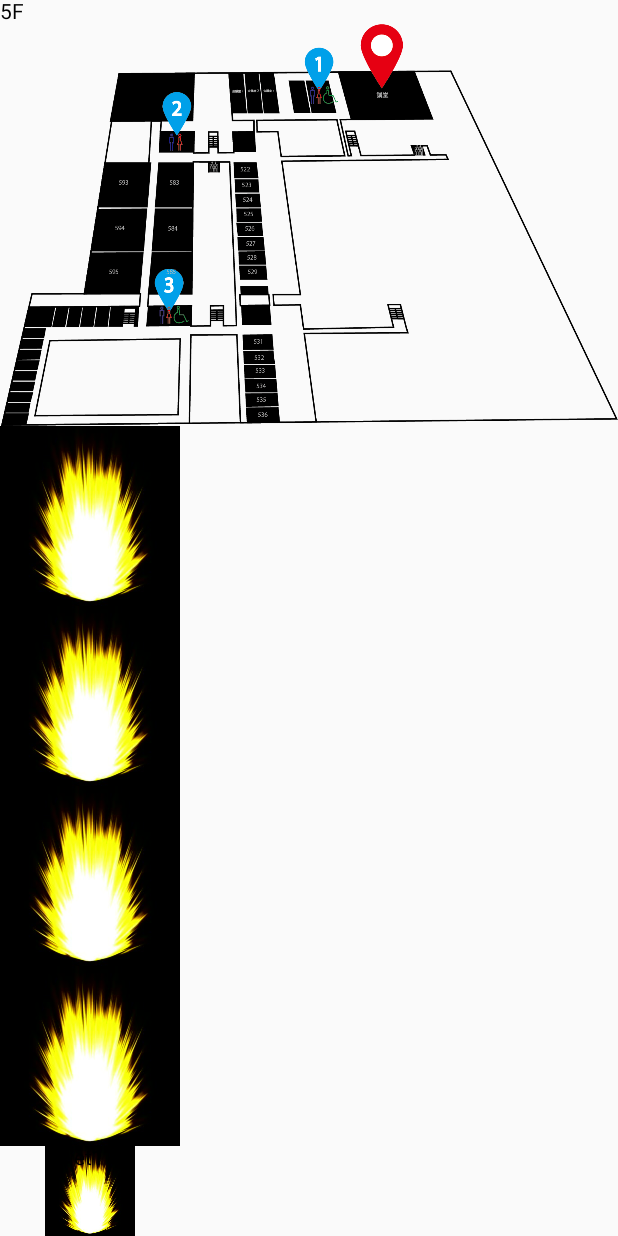
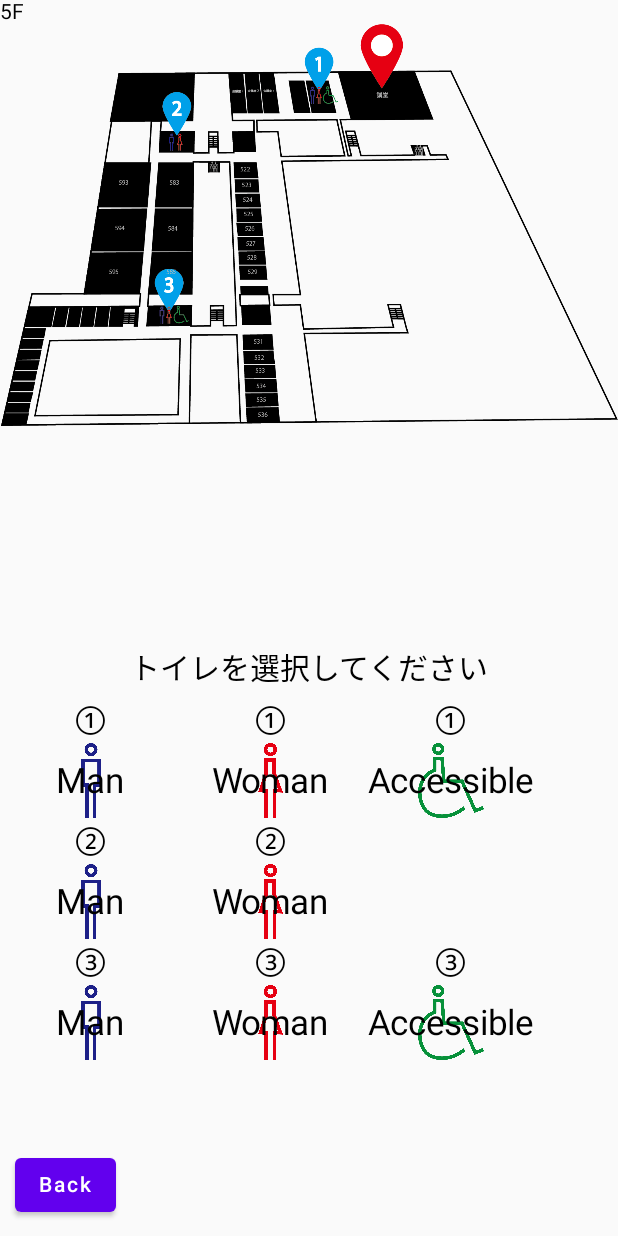
Before and after one commit to p2hacks2022/pre-team01, an Android app built with Jetpack Compose: the screen it shows after launch (MainActivity), after a tap on "5F", on a phone screen of 412 x 824 dp. Run offline under Robolectric (Android 15) with nearby library versions, the phone set to English and light mode, and no system bars.

Commit message:
fix-vavigate

```diff
--- a/app/src/main/java/com/example/myapplication/ChoiceButton.kt
+++ b/app/src/main/java/com/example/myapplication/ChoiceButton.kt
@@ -11,6 +11,7 @@ import androidx.compose.ui.Alignment
 import androidx.compose.ui.Modifier
 import androidx.compose.ui.res.painterResource
 import androidx.compose.ui.unit.dp
+import androidx.compose.ui.unit.sp
 import com.example.myapplication.ZoomImageSample
 
 @Composable
@@ -18,13 +19,34 @@ fun IconButtonToilet(name: String,fileid: Int, filedescription: String, toNextSc
 
     IconButton(
         onClick = { toNextScreen("toilet1")  },
-        modifier = Modifier.size(120.dp)
+        modifier = Modifier.size(120.dp, 50.dp)
     ) {
-        Box(){
+        Box() {
             Image(
-            painter = painterResource(fileid),
-            contentDescription = filedescription
-         )
-            Text(text = name)}
+                painter = painterResource(fileid),
+                contentDescription = filedescription,
+                modifier = Modifier
+                    .size(50.dp)
+            )
+        }
     }
 }
+
+
+@Composable
+fun IconButtonGender(number: String, gender: String, fontSize: Int, file: Int, toNextScreen: (String) -> Unit = {}){
+    Column(
+        horizontalAlignment = Alignment.CenterHorizontally
+    ){
+        Text(text = number, fontSize = fontSize.sp)
+        Box(
+            contentAlignment = Alignment.Center
+        ){
+            IconButtonToilet("toilet1", file, "toile"){
+                toNextScreen("toilet1")
+            }
+            Text(text = gender, fontSize = fontSize.sp)
+        }
+
+    }
+}
--- a/app/src/main/java/com/example/myapplication/EachStairScreen.kt
+++ b/app/src/main/java/com/example/myapplication/EachStairScreen.kt
@@ -1,7 +1,9 @@
 package com.example.myapplication
 
+import IconButtonGender
 import IconButtonToilet
 import androidx.compose.foundation.Image
+import androidx.compose.foundation.horizontalScroll
 import androidx.compose.foundation.layout.*
 import androidx.compose.material.Button
 import androidx.compose.material.Text
@@ -9,7 +11,9 @@ import androidx.compose.runtime.Composable
 import androidx.compose.ui.Alignment
 import androidx.compose.ui.Modifier
 import androidx.compose.ui.res.painterResource
+import androidx.compose.ui.text.style.TextAlign
 import androidx.compose.ui.unit.dp
+import androidx.compose.ui.unit.sp
 import com.example.myapplication.ui.theme.*
 
 
@@ -23,8 +27,8 @@ fun MainScreen(toNextScreen: (String) -> Unit = {}) {
             painter = painterResource(R.drawable.logo_ver1),
             contentDescription = "logo",
             modifier = Modifier
-                .width(260.dp)
-                .height(100.dp)
+                .width(300.dp)
+                .height(88.dp)
         )
     }
     Row(
@@ -32,14 +36,14 @@ fun MainScreen(toNextScreen: (String) -> Unit = {}) {
         horizontalArrangement = Arrangement.SpaceEvenly,
         verticalAlignment = Alignment.CenterVertically
     ) {
-        Column (){
-            IconButtonSample_5F(R.drawable.fun_5_text, "5F") { toNextScreen("5F") }
-            IconButtonSample_4F(R.drawable.fun_4_text, "4F") { toNextScreen("4F") }
-            IconButtonSample_5F(R.drawable.fun_3_text, "3F") { toNextScreen("3F") }
-            IconButtonSample_2F(R.drawable.fun_2_text, "2F") { toNextScreen("2F") }
-            IconButtonSample_1F(R.drawable.fun_1_text, "1F") { toNextScreen("1F") }
+        Column() {
+            IconButtonSample_5F(R.drawable.fun_5floar, "5F") { toNextScreen("5F") }
+            IconButtonSample_4F(R.drawable.fun_4floar, "4F") { toNextScreen("4F") }
+            IconButtonSample_3F(R.drawable.fun_3floar, "3F") { toNextScreen("3F") }
+            IconButtonSample_2F(R.drawable.fun_2floar, "2F") { toNextScreen("2F") }
+            IconButtonSample_1F(R.drawable.fun_1floar, "1F") { toNextScreen("1F") }
         }
-        Column (){
+        Column() {
             IconButtonSample_R1F(R.drawable.fun_research1_text, "R1F") { toNextScreen("R1F") }
             IconButtonSample_R2F(R.drawable.fun_reserch2_text, "R2F") { toNextScreen("R2F") }
         }
@@ -48,13 +52,13 @@ fun MainScreen(toNextScreen: (String) -> Unit = {}) {
         modifier = Modifier.fillMaxSize(),
         verticalArrangement = Arrangement.Bottom,
         horizontalAlignment = Alignment.CenterHorizontally
-    ){
+    ) {
         IconButtonSample_rank(R.drawable.a, "rank") { toNextScreen("rank") }
     }
 }
 
 @Composable
-fun Screen1F(toNextScreen: ()->Unit = {}) {
+fun Screen1F(toNextScreen: () -> Unit = {}) {
     Column {
         Text(text = "1F")
         Button(onClick = { toNextScreen() }) {
@@ -64,7 +68,7 @@ fun Screen1F(toNextScreen: ()->Unit = {}) {
 }
 
 @Composable
-fun Screen2F(toNextScreen: ()->Unit = {}) {
+fun Screen2F(toNextScreen: () -> Unit = {}) {
     Column {
         Text(text = "2F")
         Button(onClick = { toNextScreen() }) {
@@ -74,7 +78,7 @@ fun Screen2F(toNextScreen: ()->Unit = {}) {
 }
 
 @Composable
-fun Screen3F(toNextScreen: ()->Unit = {}) {
+fun Screen3F(toNextScreen: () -> Unit = {}) {
     Column {
         Text(text = "3F")
         Button(onClick = { toNextScreen() }) {
@@ -84,7 +88,7 @@ fun Screen3F(toNextScreen: ()->Unit = {}) {
 }
 
 @Composable
-fun Screen4F(toNextScreen: ()->Unit = {}) {
+fun Screen4F(toNextScreen: () -> Unit = {}) {
     Column {
         Text(text = "4F")
         Button(onClick = { toNextScreen() }) {
@@ -94,58 +98,76 @@ fun Screen4F(toNextScreen: ()->Unit = {}) {
 }
 
 @Composable
-fun Screen5F(toNextScreen: (String)->Unit = {}) {
+fun Screen5F(toNextScreen: (String) -> Unit = {}) {
+
+    val fontSize = 23 // フォントサイズ
 
     Column(
         Modifier
             .fillMaxSize()
-    ){
+    ) {
         Text(text = "5F")
         ZoomImageSample()
-        Box(){
-            IconButtonToilet("toilet1",R.drawable.a,"toile" ) { toNextScreen("toilet1") }
-            Text(text = "toile1")
+
+
+        Row(
+            modifier = Modifier
+                .padding(top = 145.dp)
+                .fillMaxWidth(),
+            horizontalArrangement = Arrangement.Center
+        ){
+            Text(text = "トイレを選択してください", fontSize = 20.sp)
         }
-        Box(){
-            IconButtonToilet("toilet1",R.drawable.a,"toile" )
+
+        Row(
+            modifier = Modifier
+                .padding(top = 5.dp)
+                .fillMaxWidth(),
+            //horizontalArrangement = Arrangement.SpaceEvenly
+        ) {
+            IconButtonGender(number = "①", gender = "Man", fontSize = fontSize, file = R.drawable.man){ toNextScreen("toilet1") }
+            IconButtonGender(number = "①", gender = "Woman", fontSize = fontSize, file = R.drawable.woman)
+            IconButtonGender(number = "①", gender = "Accessible", fontSize = fontSize, file = R.drawable.wheelchair_man)
         }
-        Box(){
-            IconButtonToilet("toilet1",R.drawable.a,"toile" )
+
+        Row(
+            modifier = Modifier
+                .fillMaxWidth(),
+            //horizontalArrangement = Arrangement.SpaceEvenly,
+        ) {
+            IconButtonGender(number = "②", gender = "Man", fontSize = fontSize, file = R.drawable.man)
+            IconButtonGender(number = "②", gender = "Woman", fontSize = fontSize, file = R.drawable.woman)
         }
-        Box(){
-            IconButtonToilet("toilet1",R.drawable.a,"toile" )
-        }
-        Box(){
-            IconButtonToilet("toilet1",R.drawable.a,"toile" )
-        }
-        Box(){
-            IconButtonToilet("toilet1",R.drawable.a,"toile" )
-        }
-        Box(){
-            IconButtonToilet("toilet1",R.drawable.a,"toile" )
-        }
-        Box(){
-            IconButtonToilet("toilet1",R.drawable.a,"toile" )
+
+        Row(
+            modifier = Modifier
+                .fillMaxWidth(),
+            //horizontalArrangement = Arrangement.SpaceEvenly,
+        ) {
+            IconButtonGender(number = "③", gender = "Man", fontSize = fontSize, file = R.drawable.man)
+            IconButtonGender(number = "③", gender = "Woman", fontSize = fontSize, file = R.drawable.woman)
+            IconButtonGender(number = "③", gender = "Accessible", fontSize = fontSize, file = R.drawable.wheelchair_man)
         }
 
         Row(
             Modifier
                 .fillMaxSize(),
-            verticalAlignment = Alignment.Bottom ,
+            verticalAlignment = Alignment.Bottom
         ) {
-            Button(onClick = { toNextScreen("main") },
-                Modifier.padding(10.dp)) {
+            Button(
+                onClick = { toNextScreen("main") },
+                Modifier.padding(10.dp)
+            ) {
                 Text(text = "Back")
-
             }
 
         }
-
     }
 }
 
+
 @Composable
-fun ScreenR1F(toNextScreen: ()->Unit = {}) {
+fun ScreenR1F(toNextScreen: () -> Unit = {}) {
     Column {
         Text(text = "R1F")
         Button(onClick = { toNextScreen() }) {
@@ -155,7 +177,7 @@ fun ScreenR1F(toNextScreen: ()->Unit = {}) {
 }
 
 @Composable
-fun ScreenR2F(toNextScreen: ()->Unit = {}) {
+fun ScreenR2F(toNextScreen: () -> Unit = {}) {
     Column {
         Text(text = "R2F")
         Button(onClick = { toNextScreen() }) {
--- a/app/src/main/java/com/example/myapplication/IconButton.kt
+++ b/app/src/main/java/com/example/myapplication/IconButton.kt
@@ -31,7 +31,7 @@ fun IconButtonSample_2F(fileid: Int, filedescription: String, toNextScreen: (Str
     IconButton(
         onClick = { toNextScreen("2F")  },
         modifier = Modifier
-            .width(100.dp)
+            .width(120.dp)
             .height(120.dp)
             .padding(start = 8.dp)
     ) {
@@ -46,7 +46,8 @@ fun IconButtonSample_2F(fileid: Int, filedescription: String, toNextScreen: (Str
 fun IconButtonSample_3F(fileid: Int, filedescription: String, toNextScreen: (String) -> Unit = {}) {
     IconButton(
         onClick = { toNextScreen("3F")  },
-        modifier = Modifier.size(120.dp)
+        modifier = Modifier
+            .size(120.dp)
     ) {
         Image(
             painter = painterResource(fileid),
@@ -59,7 +60,8 @@ fun IconButtonSample_3F(fileid: Int, filedescription: String, toNextScreen: (Str
 fun IconButtonSample_4F(fileid: Int, filedescription: String, toNextScreen: (String) -> Unit = {}) {
     IconButton(
         onClick = { toNextScreen("4F")  },
-        modifier = Modifier.size(120.dp)
+        modifier = Modifier
+            .size(120.dp)
     ) {
         Image(
             painter = painterResource(fileid),
@@ -72,7 +74,8 @@ fun IconButtonSample_4F(fileid: Int, filedescription: String, toNextScreen: (Str
 fun IconButtonSample_5F(fileid: Int, filedescription: String, toNextScreen: (String) -> Unit = {}) {
     IconButton(
         onClick = { toNextScreen("5F")  },
-        modifier = Modifier.size(120.dp)
+        modifier = Modifier
+            .size(120.dp)
     ) {
         Image(
             painter = painterResource(fileid),
@@ -86,8 +89,8 @@ fun IconButtonSample_R1F(fileid: Int, filedescription: String, toNextScreen: (St
     IconButton(
         onClick = { toNextScreen("R1F")  },
         modifier = Modifier
-            .width(100.dp)
-            .height(65.dp)
+            .width(47.dp)
+            .height(160.dp)
     ) {
         Image(
             painter = painterResource(fileid),
@@ -101,8 +104,8 @@ fun IconButtonSample_R2F(fileid: Int, filedescription: String, toNextScreen: (St
     IconButton(
         onClick = { toNextScreen("R2F")  },
         modifier = Modifier
-            .width(105.dp)
-            .height(140.dp)
+            .width(65.dp)
+            .height(100.dp)
     ) {
         Image(
             painter = painterResource(fileid),
--- a/app/src/main/java/com/example/myapplication/MainActivity.kt
+++ b/app/src/main/java/com/example/myapplication/MainActivity.kt
@@ -49,16 +49,7 @@ class MainActivity : ComponentActivity() {
                         navController.navigate("5F")
                     }
                 }
-                composable(route = "toilet2",) {
-                    ScreenToilet2 {
-                        navController.navigate("5F")
-                    }
-                }
-                composable(route = "toilet3",) {
-                    ScreenToilet3 {
-                        navController.navigate("5F")
-                    }
-                }
+
                 composable(route = "R1F",) {
                     ScreenR1F {
                         navController.navigate("main")
```
